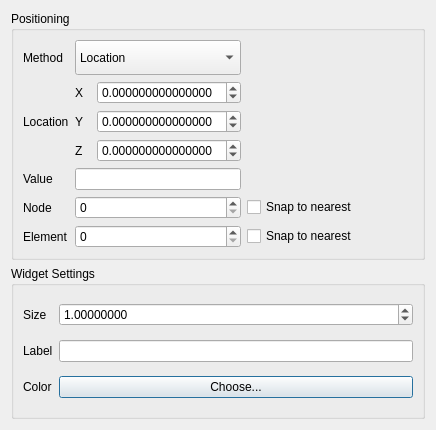
Qt form src/Interface/Modules/Fields/GenerateSinglePointProbeFromField.ui (SCIInstitute/SCIRun) before a commit.
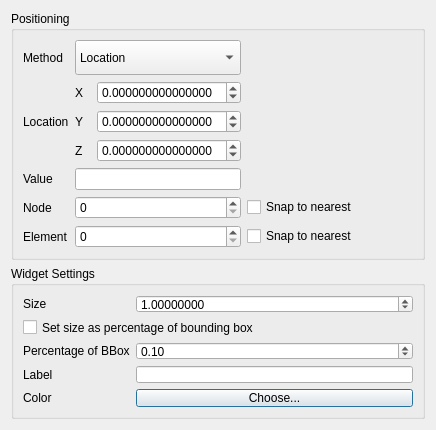
The same form after that commit.

Commit message: Added percentage scaling option

Patch:
```diff
--- a/src/Interface/Modules/Fields/GenerateSinglePointProbeFromField.ui
+++ b/src/Interface/Modules/Fields/GenerateSinglePointProbeFromField.ui
@@ -225,37 +225,30 @@
      </property>
      <layout class="QGridLayout" name="gridLayout_2">
       <item row="3" column="0">
-       <widget class="QLabel" name="label_10">
+       <widget class="QLabel" name="label_12">
         <property name="text">
-         <string>Color</string>
+         <string>Percentage of BBox</string>
         </property>
        </widget>
       </item>
-      <item row="2" column="2">
+      <item row="0" column="0">
+       <widget class="QLabel" name="label_6">
+        <property name="text">
+         <string>Size</string>
+        </property>
+       </widget>
+      </item>
+      <item row="4" column="1">
        <widget class="QLineEdit" name="probeLabelLineEdit_"/>
       </item>
-      <item row="3" column="2">
-       <widget class="QPushButton" name="colorChooserPushButton_">
-        <property name="text">
-         <string>Choose...</string>
-        </property>
-       </widget>
-      </item>
-      <item row="2" column="0">
+      <item row="4" column="0">
        <widget class="QLabel" name="label_9">
         <property name="text">
          <string>Label</string>
         </property>
        </widget>
       </item>
-      <item row="0" column="0">
-       <widget class="QLabel" name="label_6">
-        <property name="text">
-         <string>Size</string>
-        </property>
-       </widget>
-      </item>
-      <item row="0" column="2">
+      <item row="0" column="1">
        <widget class="QDoubleSpinBox" name="sizeDoubleSpinBox_">
         <property name="decimals">
          <number>8</number>
@@ -271,6 +264,40 @@
         </property>
        </widget>
       </item>
+      <item row="5" column="0">
+       <widget class="QLabel" name="label_10">
+        <property name="text">
+         <string>Color</string>
+        </property>
+       </widget>
+      </item>
+      <item row="5" column="1">
+       <widget class="QPushButton" name="colorChooserPushButton_">
+        <property name="text">
+         <string>Choose...</string>
+        </property>
+       </widget>
+      </item>
+      <item row="2" column="0" colspan="2">
+       <widget class="QCheckBox" name="bboxScaleCheckBox_">
+        <property name="text">
+         <string>Set size as percentage of bounding box</string>
+        </property>
+       </widget>
+      </item>
+      <item row="3" column="1">
+       <widget class="QDoubleSpinBox" name="bboxScaleDoubleSpinBox_">
+        <property name="maximum">
+         <double>1.000000000000000</double>
+        </property>
+        <property name="singleStep">
+         <double>0.050000000000000</double>
+        </property>
+        <property name="value">
+         <double>0.100000000000000</double>
+        </property>
+       </widget>
+      </item>
      </layout>
     </widget>
    </item>
```
Left out of the diff: 19 changed lines with no effect on the pictures. The commit also changes 7 other files.
